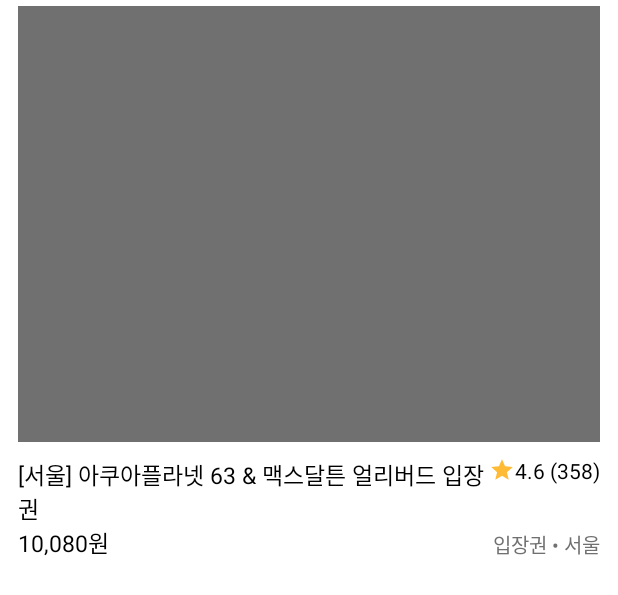
After one commit to Park-SM/android-sdui, an Android app: the layout park_sdui_product.xml on its own in the app's theme, with its tools: preview values and no code run, on a phone screen of 412 x 824 dp. The commit adds this screen. Shown: the top 595 px of the screen. Run offline under Robolectric (Android 15) with nearby library versions, the phone set to English and light mode, and no system bars.

Commit message:
[Work in progress] task holding

```diff
--- a/park/src/main/java/com/smparkworld/park/data/mapper/SectionDTOMapper.kt
+++ b/park/src/main/java/com/smparkworld/park/data/mapper/SectionDTOMapper.kt
@@ -1,15 +1,15 @@
 package com.smparkworld.park.data.mapper
 
 import com.smparkworld.core.mapper.Mapper
-import com.smparkworld.park.data.vo.ParkRequestUrlVO
+import com.smparkworld.core.mapper.MapperDispatcher
 import com.smparkworld.park.data.vo.SectionVO
-import com.smparkworld.park.domain.dto.ParkRequestUrlDTO
 import com.smparkworld.park.domain.dto.SectionDTO
 import javax.inject.Inject
 import kotlin.reflect.KClass
 
+
 class SectionDTOMapper @Inject constructor(
-
+    private val mapperDispatcher: MapperDispatcher,
 ) : Mapper<SectionVO, SectionDTO> {
 
     override fun map(from: SectionVO): SectionDTO {
--- /dev/null
+++ b/park/src/main/java/com/smparkworld/park/ui/EventListener.kt
@@ -0,0 +1,5 @@
+package com.smparkworld.park.ui
+
+interface EventListener {
+
+}
--- a/park/src/main/java/com/smparkworld/park/ui/ParkViewModel.kt
+++ b/park/src/main/java/com/smparkworld/park/ui/ParkViewModel.kt
@@ -19,7 +19,8 @@ import javax.inject.Inject
 internal class ParkViewModel @Inject constructor(
     private val stateHandle: SavedStateHandle,
     private val getSectionsUseCase: GetSectionsUseCase
-) : BaseViewModel() {
+) : BaseViewModel(),
+    EventListener {
 
     private val _isLoading: MutableLiveData<Boolean> = MutableLiveData()
     val isLoading: LiveData<Boolean> get() = _isLoading
--- /dev/null
+++ b/park/src/main/res/drawable/ic_baseline_star_24.xml
@@ -0,0 +1,5 @@
+<vector android:height="24dp" android:tint="#FFBA36"
+    android:viewportHeight="24" android:viewportWidth="24"
+    android:width="24dp" xmlns:android="http://schemas.android.com/apk/res/android">
+    <path android:fillColor="@android:color/white" android:pathData="M12,17.27L18.18,21l-1.64,-7.03L22,9.24l-7.19,-0.61L12,2 9.19,8.63 2,9.24l5.46,4.73L5.82,21z"/>
+</vector>
--- /dev/null
+++ b/park/src/main/res/layout/park_sdui_product.xml
@@ -0,0 +1,92 @@
+<?xml version="1.0" encoding="utf-8"?>
+<layout xmlns:android="http://schemas.android.com/apk/res/android"
+    xmlns:app="http://schemas.android.com/apk/res-auto"
+    xmlns:tools="http://schemas.android.com/tools">
+
+    <data>
+        <variable
+            name="model"
+            type="com.smparkworld.park.model.sections.ProductSectionDTO" />
+        <variable
+            name="eventListener"
+            type="com.smparkworld.park.ui.EventListener" />
+    </data>
+
+    <androidx.constraintlayout.widget.ConstraintLayout
+        android:layout_width="match_parent"
+        android:layout_height="wrap_content"
+        android:paddingHorizontal="12dp"
+        android:paddingTop="4dp"
+        android:paddingBottom="24dp">
+
+        <ImageView
+            android:id="@+id/image"
+            android:layout_width="match_parent"
+            android:layout_height="0dp"
+            android:scaleType="centerCrop"
+            android:background="@color/gray"
+            app:layout_constraintDimensionRatio="4:3"
+            app:layout_constraintTop_toTopOf="parent"
+            app:layout_constraintStart_toStartOf="parent"
+            app:layout_constraintEnd_toEndOf="parent"/>
+
+        <TextView
+            android:id="@+id/title"
+            android:layout_width="0dp"
+            android:layout_height="wrap_content"
+            android:layout_marginTop="10dp"
+            android:ellipsize="end"
+            android:maxLines="2"
+            android:text="@{model.title}"
+            android:textSize="15dp"
+            android:textColor="@color/black"
+            app:layout_constraintEnd_toStartOf="@+id/review_icon"
+            app:layout_constraintStart_toStartOf="parent"
+            app:layout_constraintTop_toBottomOf="@+id/image"
+            tools:text="[서울] 아쿠아플라넷 63 &amp; 맥스달튼 얼리버드 입장권" />
+
+        <ImageView
+            android:id="@+id/review_icon"
+            android:layout_width="17dp"
+            android:layout_height="17dp"
+            android:src="@drawable/ic_baseline_star_24"
+            app:layout_constraintEnd_toStartOf="@+id/review_score"
+            app:layout_constraintTop_toTopOf="@+id/title" />
+
+        <TextView
+            android:id="@+id/review_score"
+            android:layout_width="wrap_content"
+            android:layout_height="wrap_content"
+            android:text="@{model.reviewScore}"
+            android:textSize="14dp"
+            android:textColor="@color/black"
+            app:layout_constraintBottom_toBottomOf="@+id/review_icon"
+            app:layout_constraintEnd_toEndOf="parent"
+            app:layout_constraintTop_toTopOf="@+id/review_icon"
+            tools:text="4.6 (358)" />
+
+        <TextView
+            android:id="@+id/price"
+            android:layout_width="wrap_content"
+            android:layout_height="wrap_content"
+            android:text="@{model.price}"
+            android:textSize="15dp"
+            android:textColor="@color/black"
+            app:layout_constraintStart_toStartOf="parent"
+            app:layout_constraintTop_toBottomOf="@+id/title"
+            tools:text="10,080원"/>
+
+        <TextView
+            android:id="@+id/category"
+            android:layout_width="wrap_content"
+            android:layout_height="wrap_content"
+            android:text="@{model.category}"
+            android:textSize="13dp"
+            android:textColor="@color/gray"
+            app:layout_constraintBottom_toBottomOf="@+id/price"
+            app:layout_constraintEnd_toEndOf="parent"
+            tools:text="입장권 • 서울" />
+
+    </androidx.constraintlayout.widget.ConstraintLayout>
+
+</layout>
--- /dev/null
+++ b/park/src/main/res/values/colors.xml
@@ -0,0 +1,11 @@
+<?xml version="1.0" encoding="utf-8"?>
+<resources>
+    <color name="purple_200">#FFBB86FC</color>
+    <color name="purple_500">#FF6200EE</color>
+    <color name="purple_700">#FF3700B3</color>
+    <color name="teal_200">#FF03DAC5</color>
+    <color name="teal_700">#FF018786</color>
+    <color name="black">#FF000000</color>
+    <color name="white">#FFFFFFFF</color>
+    <color name="gray">#707070</color>
+</resources>
```
Also changed, not shown: park/src/main/java/com/smparkworld/park/data/source/remote/ParkRemoteDataSource.kt (+4 -3 lines), park/src/main/java/com/smparkworld/park/di/qualifier/SectionViewBinderKey.kt (added, +10 -0 lines), park/src/main/java/com/smparkworld/park/di/qualifier/SectionViewBinders.kt (added, +7 -0 lines), park/src/main/java/com/smparkworld/park/model/sections/ProductSectionDTO.kt (added, +19 -0 lines), park/src/main/java/com/smparkworld/park/ui/ParkFragment.kt (+6 -1 lines), park/src/main/java/com/smparkworld/park/ui/ParkSectionAdapter.kt (+6 -3 lines), park/src/main/java/com/smparkworld/park/ui/model/SectionViewBinder.kt (+22 -4 lines), park/src/main/java/com/smparkworld/park/ui/model/viewbinder/ProductViewBinder.kt (added, +61 -0 lines), park/src/main/java/com/smparkworld/park/di/qualifier/DefaultDispatcher.kt (line endings or trailing spaces).
